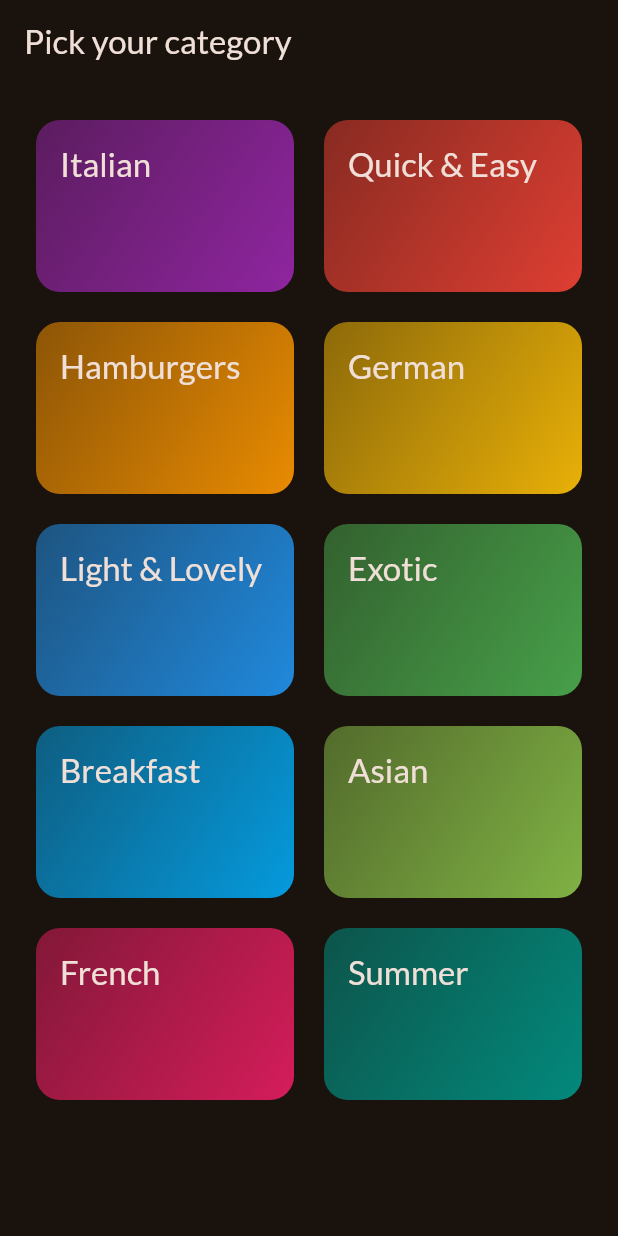
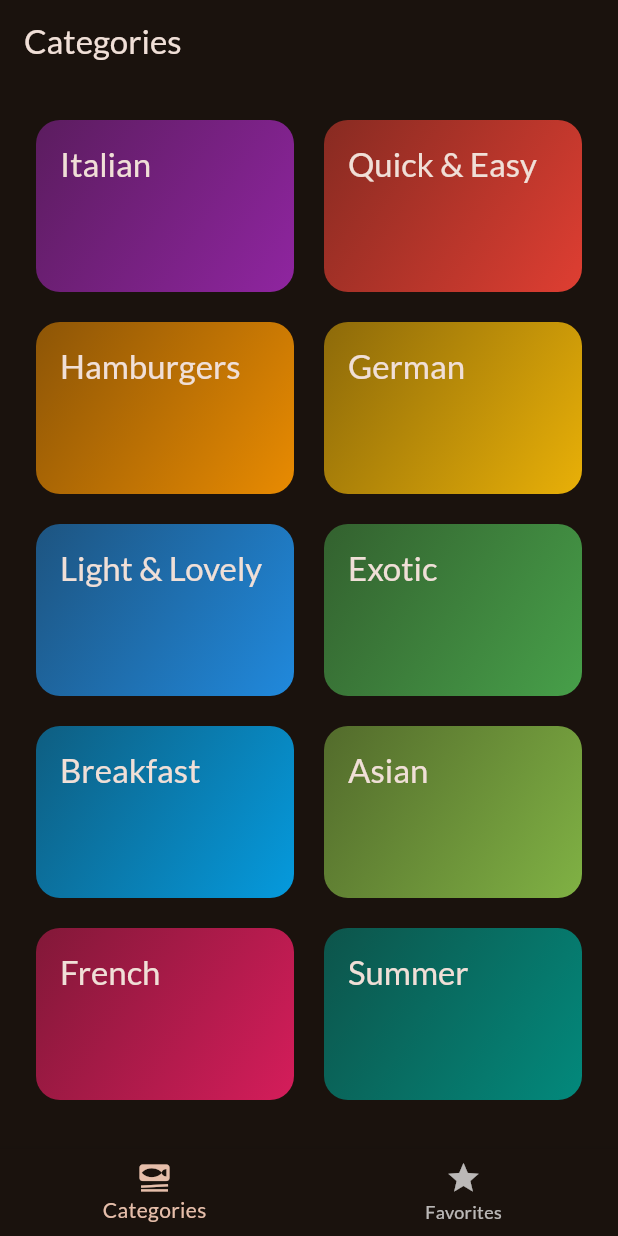
Before and after one commit to mjhabib/Flutter_CompGuideMaxSchwarz, a Flutter app: the screen it shows after launch, on a phone screen of 412 x 824 dp. Run offline on Flutter 3.47's test engine with Material 3 defaults, Android fonts, the phone set to English and light mode, and no system bars; our stand-ins replace google_fonts, transparent_image.

Commit message:
add tab_based navigation functionality

```diff
--- a/05_meals_app/lib/main.dart
+++ b/05_meals_app/lib/main.dart
@@ -1,7 +1,7 @@
 import 'package:flutter/material.dart';
 import 'package:google_fonts/google_fonts.dart';
 
-import 'package:meals_app/screens/category_screen.dart';
+import 'package:meals_app/screens/tabs_screen.dart';
 
 final theme = ThemeData(
   colorScheme: ColorScheme.fromSeed(
@@ -22,7 +22,7 @@ class App extends StatelessWidget {
   Widget build(BuildContext context) {
     return MaterialApp(
       theme: theme,
-      home: const CategoryScreen(),
+      home: const TabsScreen(),
     );
   }
 }
--- a/05_meals_app/lib/screens/category_screen.dart
+++ b/05_meals_app/lib/screens/category_screen.dart
@@ -8,11 +8,7 @@ class CategoryScreen extends StatelessWidget {
 
   @override
   Widget build(BuildContext context) {
-    return Scaffold(
-      appBar: AppBar(
-        title: const Text('Pick your category'),
-      ),
-      body: GridView(
+    return GridView(
       padding: const EdgeInsets.all(24),
       gridDelegate: const SliverGridDelegateWithFixedCrossAxisCount(
           crossAxisCount: 2,
@@ -24,7 +20,6 @@ class CategoryScreen extends StatelessWidget {
         for (final data in dummyCategoryData)
           CategoryGridItem(categoryModel: data)
       ],
-      ),
     );
   }
 }
--- /dev/null
+++ b/05_meals_app/lib/screens/tabs_screen.dart
@@ -0,0 +1,48 @@
+import 'package:flutter/material.dart';
+
+import 'package:meals_app/screens/category_screen.dart';
+import 'package:meals_app/screens/meals_screen.dart';
+
+class TabsScreen extends StatefulWidget {
+  const TabsScreen({super.key});
+
+  @override
+  State<TabsScreen> createState() => _TabsScreenState();
+}
+
+class _TabsScreenState extends State<TabsScreen> {
+  int _selectedPageIndex = 0;
+
+  void _selectPage(int index) {
+    setState(() {
+      _selectedPageIndex = index;
+    });
+  }
+
+  @override
+  Widget build(BuildContext context) {
+    Widget activePage = const CategoryScreen();
+    String activePageTitle = 'Categories';
+
+    if (_selectedPageIndex == 1) {
+      activePage = const MealsScreen(mealModel: []);
+      activePageTitle = 'Favorites';
+    }
+
+    return Scaffold(
+      appBar: AppBar(
+        title: Text(activePageTitle),
+      ),
+      body: activePage,
+      bottomNavigationBar: BottomNavigationBar(
+        onTap: _selectPage,
+        currentIndex: _selectedPageIndex,
+        items: const [
+          BottomNavigationBarItem(
+              icon: Icon(Icons.set_meal), label: 'Categories'),
+          BottomNavigationBarItem(icon: Icon(Icons.star), label: 'Favorites'),
+        ],
+      ),
+    );
+  }
+}
```
Also changed, not shown: 05_meals_app/lib/screens/meals_screen.dart (+7 -3 lines). Lines whose indentation alone changed are shown as unchanged.
